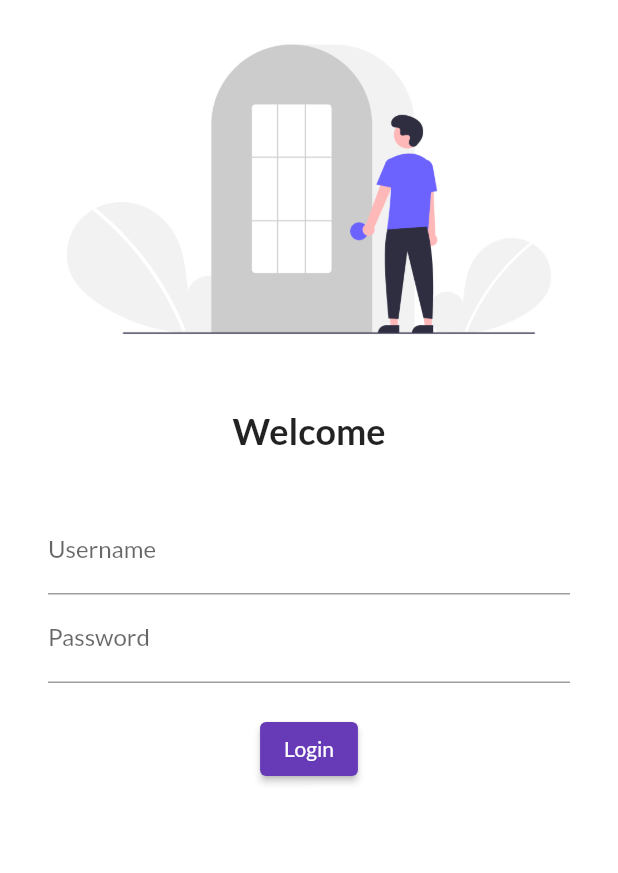
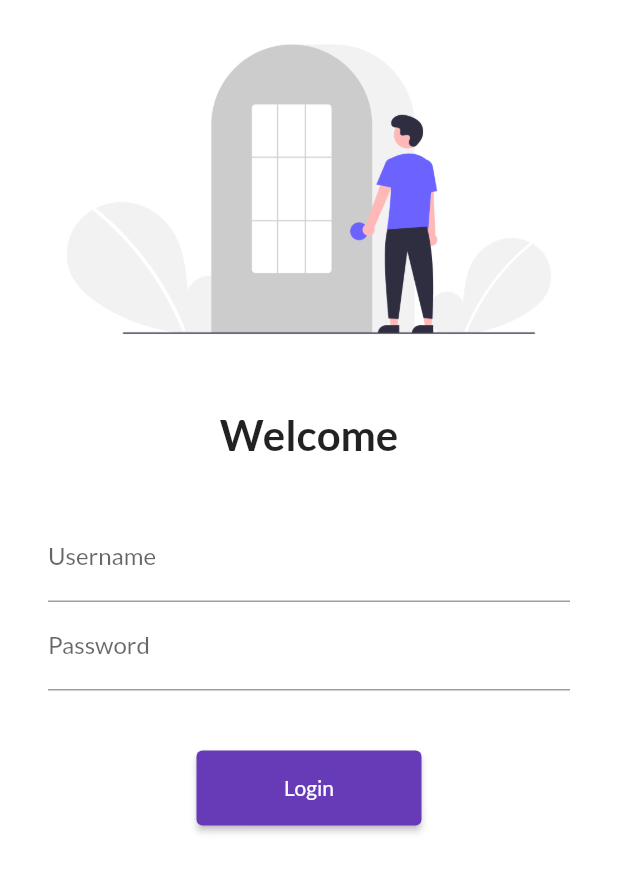
Before and after one commit to Manishpandey123/FlutterForBeginner, a Flutter app: the screen it shows after launch, on a phone screen of 412 x 824 dp. Shown: the top 873 px of the screen. Run offline on Flutter 3.47's test engine with Material 2 defaults, Android fonts, the phone set to English and light mode, and no system bars; our stand-ins replace google_fonts.

Commit message:
day 5 completed

```diff
--- a/lib/main.dart
+++ b/lib/main.dart
@@ -1,6 +1,7 @@
 import 'package:flutter/material.dart';
 import 'package:flutter_catalog/pages/home_page.dart';
 import 'package:flutter_catalog/pages/login_page.dart';
+import 'package:flutter_catalog/utils/routes.dart';
 import 'package:google_fonts/google_fonts.dart';
 
 void main(){
@@ -18,14 +19,15 @@ class MyApp extends StatelessWidget {
         primarySwatch: Colors.deepPurple,
         fontFamily: GoogleFonts.lato().fontFamily,
       ),
+      // debugShowCheckedModeBanner: false,
       darkTheme: ThemeData(
         brightness: Brightness.dark
       ),
       initialRoute: "/",
       routes: {
         "/" : (context) => LoginPage(),
-        "/Home" :(context) => HomePage(),
-        "Login" : (context) => LoginPage(),
+        MyRoutes.homeRoute :(context) => HomePage(),
+        MyRoutes.loginRoute : (context) => LoginPage(),
       },
     );
   }
--- a/lib/pages/login_page.dart
+++ b/lib/pages/login_page.dart
@@ -1,4 +1,5 @@
 import 'package:flutter/material.dart';
+import 'package:flutter_catalog/utils/routes.dart';
 
 class LoginPage extends StatelessWidget {
 
@@ -7,6 +8,7 @@ class LoginPage extends StatelessWidget {
 
    return Material(
      color: Colors.white,
+     child: SingleChildScrollView(
        child: Column(
          children: [
           Image.asset(
@@ -21,7 +23,7 @@ class LoginPage extends StatelessWidget {
           Text(
             "Welcome",
             style: TextStyle(
-              fontSize: 24,
+              fontSize: 28,
               fontWeight: FontWeight.bold,
             ),
           ),
@@ -30,7 +32,7 @@ class LoginPage extends StatelessWidget {
             height: 20.0,
           ),
           Padding(
-          padding: const EdgeInsets.symmetric(vertical: 16.0, horizontal: 32.0),
+            padding: EdgeInsets.symmetric(vertical: 16.0, horizontal: 32.0),
             child: Column(
               children: [
                 TextFormField(
@@ -48,19 +50,23 @@ class LoginPage extends StatelessWidget {
                   ),
                 ),
                 SizedBox(
-              height: 20.0,
+                  height: 40.0,
                 ),
 
                 ElevatedButton(
                   onPressed: () {
-
+                    Navigator.pushNamed(context, MyRoutes.homeRoute);
                   },
-              child: Text("Login"))
-
+                  child: Text("Login"),
+                  style: TextButton.styleFrom(
+                    minimumSize: Size(150, 50)
+                  ),
+                ),
               ],
             ),
           )
         ],
+       ),
      )
    );
   }
--- /dev/null
+++ b/lib/utils/routes.dart
@@ -0,0 +1,4 @@
+class MyRoutes{
+  static String loginRoute = "/login";
+  static String homeRoute = "/home";
+}
```
Lines whose indentation alone changed are shown as unchanged.
